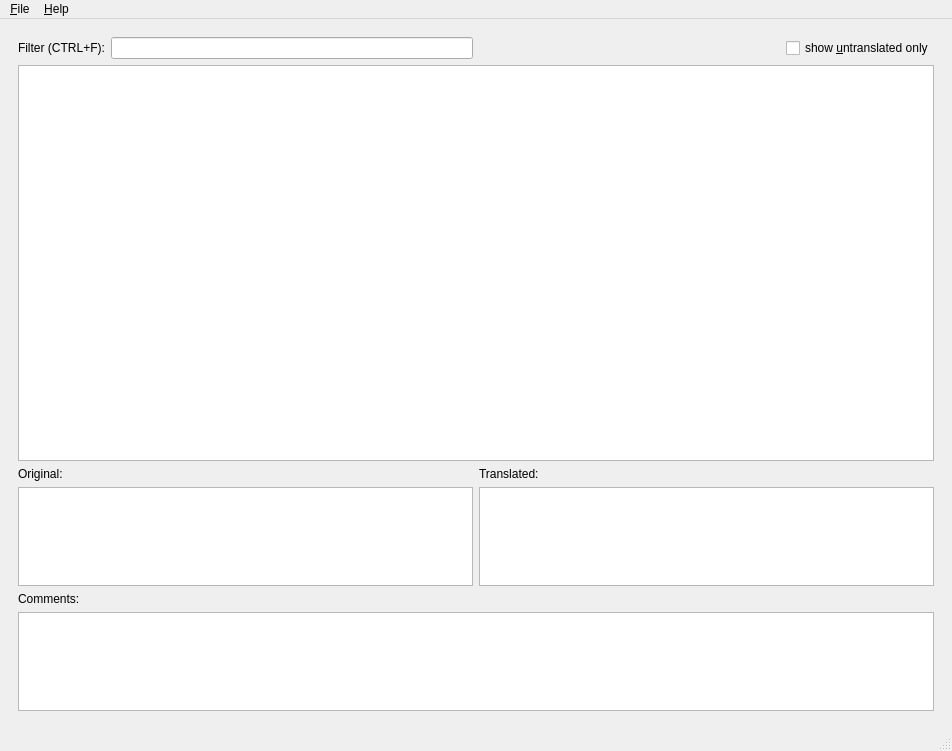
aszell/apropy, file ui_mainwindow.ui: the form before one commit.
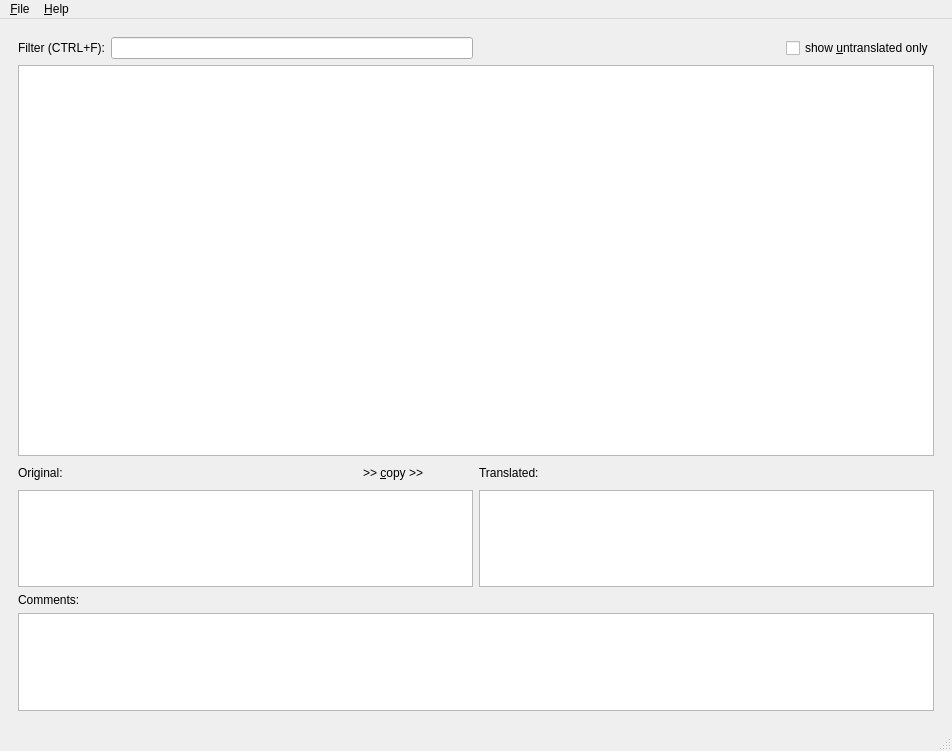
The form after the commit.

Commit message: Copy button introduced

Patch:
```diff
--- a/ui_mainwindow.ui
+++ b/ui_mainwindow.ui
@@ -30,67 +30,7 @@
     <item>
      <widget class="QWidget" name="TranslateWidget" native="true">
       <layout class="QGridLayout" name="gridLayout">
-       <property name="sizeConstraint">
-        <enum>QLayout::SetDefaultConstraint</enum>
-       </property>
-       <item row="4" column="1">
-        <widget class="QPlainTextEdit" name="transEdit">
-         <property name="sizePolicy">
-          <sizepolicy hsizetype="Expanding" vsizetype="Expanding">
-           <horstretch>0</horstretch>
-           <verstretch>1</verstretch>
-          </sizepolicy>
-         </property>
-        </widget>
-       </item>
-       <item row="7" column="0" colspan="2">
-        <widget class="QPlainTextEdit" name="commentEdit">
-         <property name="sizePolicy">
-          <sizepolicy hsizetype="Expanding" vsizetype="Expanding">
-           <horstretch>0</horstretch>
-           <verstretch>1</verstretch>
-          </sizepolicy>
-         </property>
-         <property name="focusPolicy">
-          <enum>Qt::NoFocus</enum>
-         </property>
-         <property name="readOnly">
-          <bool>true</bool>
-         </property>
-        </widget>
-       </item>
        <item row="3" column="0">
-        <widget class="QLabel" name="label_3">
-         <property name="text">
-          <string>Original:</string>
-         </property>
-        </widget>
-       </item>
-       <item row="3" column="1">
-        <widget class="QLabel" name="label_4">
-         <property name="text">
-          <string>Translated:</string>
-         </property>
-        </widget>
-       </item>
-       <item row="5" column="0">
-        <widget class="QLabel" name="label_2">
-         <property name="text">
-          <string>Comments:</string>
-         </property>
-        </widget>
-       </item>
-       <item row="2" column="0" colspan="2">
-        <widget class="QTableView" name="tableView">
-         <property name="sizePolicy">
-          <sizepolicy hsizetype="Expanding" vsizetype="Expanding">
-           <horstretch>0</horstretch>
-           <verstretch>4</verstretch>
-          </sizepolicy>
-         </property>
-        </widget>
-       </item>
-       <item row="4" column="0">
         <widget class="QPlainTextEdit" name="origEdit">
          <property name="sizePolicy">
           <sizepolicy hsizetype="Expanding" vsizetype="Expanding">
@@ -106,6 +46,59 @@
          </property>
         </widget>
        </item>
+       <item row="5" column="0" colspan="2">
+        <widget class="QPlainTextEdit" name="commentEdit">
+         <property name="sizePolicy">
+          <sizepolicy hsizetype="Expanding" vsizetype="Expanding">
+           <horstretch>0</horstretch>
+           <verstretch>1</verstretch>
+          </sizepolicy>
+         </property>
+         <property name="focusPolicy">
+          <enum>Qt::NoFocus</enum>
+         </property>
+         <property name="readOnly">
+          <bool>true</bool>
+         </property>
+        </widget>
+       </item>
+       <item row="0" column="1">
+        <layout class="QHBoxLayout" name="horizontalLayout_3">
+         <item>
+          <spacer name="horizontalSpacer">
+           <property name="orientation">
+            <enum>Qt::Horizontal</enum>
+           </property>
+           <property name="sizeHint" stdset="0">
+            <size>
+             <width>40</width>
+             <height>20</height>
+            </size>
+           </property>
+          </spacer>
+         </item>
+         <item>
+          <widget class="QCheckBox" name="untransOnlyBox">
+           <property name="focusPolicy">
+            <enum>Qt::NoFocus</enum>
+           </property>
+           <property name="text">
+            <string>show &amp;untranslated only</string>
+           </property>
+          </widget>
+         </item>
+        </layout>
+       </item>
+       <item row="3" column="1">
+        <widget class="QPlainTextEdit" name="transEdit">
+         <property name="sizePolicy">
+          <sizepolicy hsizetype="Expanding" vsizetype="Expanding">
+           <horstretch>0</horstretch>
+           <verstretch>1</verstretch>
+          </sizepolicy>
+         </property>
+        </widget>
+       </item>
        <item row="0" column="0">
         <layout class="QHBoxLayout" name="horizontalLayout_2">
          <item>
@@ -127,10 +120,24 @@
          </item>
         </layout>
        </item>
-       <item row="0" column="1">
-        <layout class="QHBoxLayout" name="horizontalLayout_3">
+       <item row="4" column="0">
+        <widget class="QLabel" name="label_2">
+         <property name="text">
+          <string>Comments:</string>
+         </property>
+        </widget>
+       </item>
+       <item row="2" column="0">
+        <layout class="QHBoxLayout" name="horizontalLayout_7">
          <item>
-          <spacer name="horizontalSpacer">
+          <widget class="QLabel" name="label_3">
+           <property name="text">
+            <string>Original:</string>
+           </property>
+          </widget>
+         </item>
+         <item>
+          <spacer name="horizontalSpacer_2">
            <property name="orientation">
             <enum>Qt::Horizontal</enum>
            </property>
@@ -143,17 +150,56 @@
           </spacer>
          </item>
          <item>
-          <widget class="QCheckBox" name="untransOnlyBox">
-           <property name="focusPolicy">
-            <enum>Qt::NoFocus</enum>
+          <widget class="QPushButton" name="copyButton">
+           <property name="font">
+            <font>
+             <weight>50</weight>
+             <bold>false</bold>
+            </font>
            </property>
            <property name="text">
-            <string>show &amp;untranslated only</string>
+            <string>&gt;&gt; &amp;copy &gt;&gt;</string>
            </property>
+           <property name="flat">
+            <bool>true</bool>
+           </property>
           </widget>
          </item>
+         <item>
+          <spacer name="horizontalSpacer_3">
+           <property name="orientation">
+            <enum>Qt::Horizontal</enum>
+           </property>
+           <property name="sizeType">
+            <enum>QSizePolicy::Maximum</enum>
+           </property>
+           <property name="sizeHint" stdset="0">
+            <size>
+             <width>40</width>
+             <height>20</height>
+            </size>
+           </property>
+          </spacer>
+         </item>
         </layout>
        </item>
+       <item row="2" column="1">
+        <widget class="QLabel" name="label_4">
+         <property name="text">
+          <string>Translated:</string>
+         </property>
+        </widget>
+       </item>
+       <item row="1" column="0" colspan="2">
+        <widget class="QTableView" name="tableView">
+         <property name="sizePolicy">
+          <sizepolicy hsizetype="Expanding" vsizetype="Expanding">
+           <horstretch>0</horstretch>
+           <verstretch>4</verstretch>
+          </sizepolicy>
+         </property>
+        </widget>
+       </item>
       </layout>
      </widget>
     </item>
```
Left out of the diff: 3 changed lines with no effect on the pictures. The commit also changes 2 other files.
